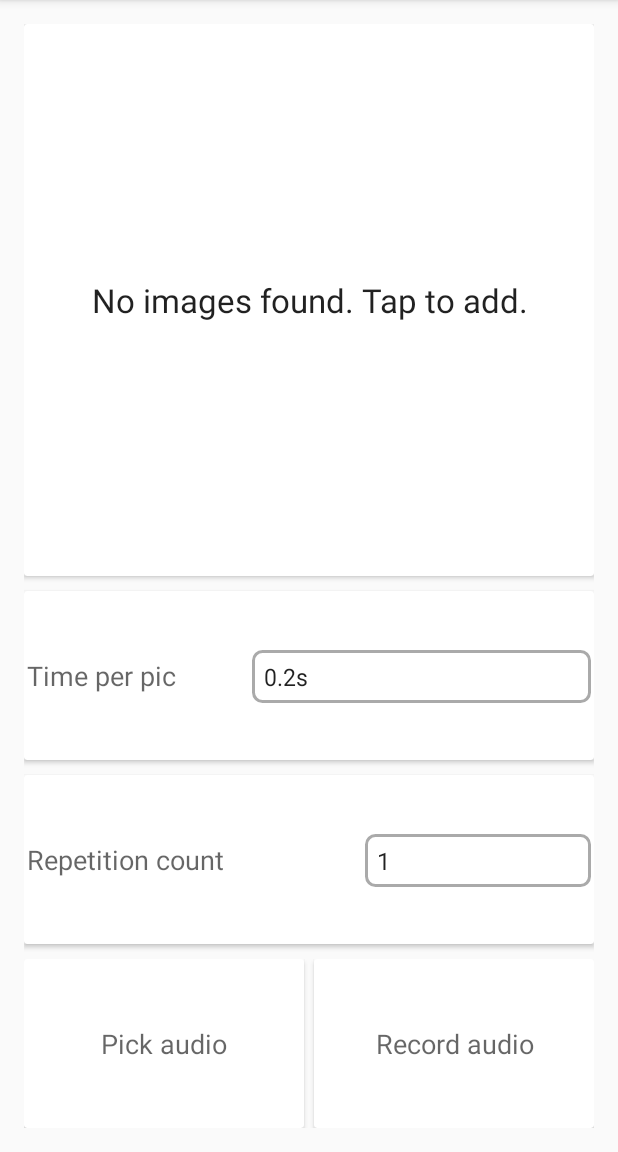
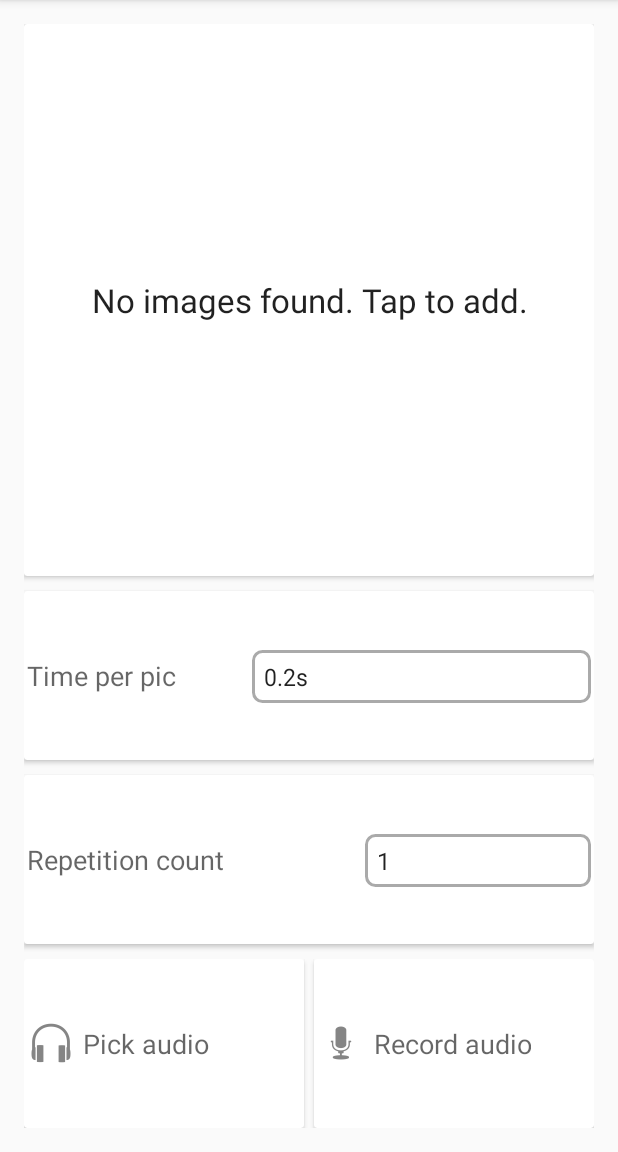
Before and after one commit to rsri/Pic2Fro, an Android app: the screen it shows after launch (MainActivity), on a phone screen of 412 x 824 dp, the part 84-1236 px from its top. Run offline under Robolectric (Android 15) with nearby library versions, the phone set to English and light mode, and no system bars.

Commit message:
Added audio icons and layout changes to include them.

```diff
--- a/app/src/main/res/layout/activity_main.xml
+++ b/app/src/main/res/layout/activity_main.xml
@@ -66,9 +66,9 @@
                 android:layout_width="match_parent"
                 android:layout_height="match_parent"
                 android:layout_gravity="center_horizontal"
+                android:orientation="horizontal"
+                android:paddingEnd="@dimen/padding"
                 android:paddingStart="@dimen/padding"
-                android:paddingEnd="@dimen/padding"
-                android:orientation="horizontal"
                 android:weightSum="5">
 
                 <TextView
@@ -82,13 +82,13 @@
                 <Spinner
                     android:id="@+id/time_spinner"
                     android:layout_width="0dp"
-                    android:spinnerMode="dropdown"
                     android:layout_height="35dp"
                     android:layout_weight="3"
                     android:background="@drawable/spinner_style"
                     android:dropDownSelector="@drawable/spinner_style"
                     android:entries="@array/times"
-                    android:gravity="center_vertical" />
+                    android:gravity="center_vertical"
+                    android:spinnerMode="dropdown" />
             </LinearLayout>
         </android.support.v7.widget.CardView>
 
@@ -102,9 +102,9 @@
                 android:layout_width="match_parent"
                 android:layout_height="match_parent"
                 android:layout_gravity="center_horizontal"
+                android:orientation="horizontal"
+                android:paddingEnd="@dimen/padding"
                 android:paddingStart="@dimen/padding"
-                android:paddingEnd="@dimen/padding"
-                android:orientation="horizontal"
                 android:weightSum="5">
 
                 <TextView
@@ -122,16 +122,16 @@
                     android:layout_weight="2"
                     android:background="@drawable/spinner_style"
                     android:entries="@array/counts"
-                    android:spinnerMode="dropdown"
-                    android:gravity="center_vertical" />
+                    android:gravity="center_vertical"
+                    android:spinnerMode="dropdown" />
             </LinearLayout>
         </android.support.v7.widget.CardView>
 
         <LinearLayout
             android:layout_width="match_parent"
             android:layout_height="0dp"
+            android:layout_marginTop="@dimen/margin_top"
             android:layout_weight="1"
-            android:layout_marginTop="@dimen/margin_top"
             android:orientation="horizontal"
             android:weightSum="4">
 
@@ -140,12 +140,25 @@
                 android:layout_height="match_parent"
                 android:layout_marginEnd="3dp"
                 android:layout_weight="2">
-                <TextView
+
+                <LinearLayout
                     android:layout_width="match_parent"
                     android:layout_height="match_parent"
+                    android:padding="@dimen/padding"
+                    android:orientation="horizontal">
+                    <ImageView
+                        android:layout_width="wrap_content"
+                        android:layout_height="wrap_content"
+                        android:src="@drawable/ic_audio_pick"
+                        android:layout_gravity="center_vertical"/>
+                    <TextView
+                        android:layout_width="wrap_content"
+                        android:layout_height="match_parent"
                         android:gravity="center"
+                        android:layout_marginStart="5dp"
                         android:text="@string/insert_audio"
                         android:textAppearance="?android:textAppearanceMedium" />
+                </LinearLayout>
             </android.support.v7.widget.CardView>
 
             <android.support.v7.widget.CardView
@@ -153,12 +166,25 @@
                 android:layout_height="match_parent"
                 android:layout_marginStart="3dp"
                 android:layout_weight="2">
+
+                <LinearLayout
+                    android:layout_width="match_parent"
+                    android:layout_height="match_parent"
+                    android:padding="@dimen/padding"
+                    android:orientation="horizontal">
+                    <ImageView
+                        android:layout_width="wrap_content"
+                        android:layout_height="wrap_content"
+                        android:src="@drawable/ic_audio_record"
+                        android:layout_gravity="center_vertical"/>
                     <TextView
-                    android:layout_width="match_parent"
+                        android:layout_width="wrap_content"
                         android:layout_height="match_parent"
                         android:gravity="center"
                         android:text="@string/record_audio"
+                        android:layout_marginStart="5dp"
                         android:textAppearance="?android:textAppearanceMedium" />
+                </LinearLayout>
             </android.support.v7.widget.CardView>
 
 
```
Also changed, not shown: app/src/main/res/drawable-hdpi/ic_audio_pick.png (added), app/src/main/res/drawable-hdpi/ic_audio_record.png (added), app/src/main/res/drawable-mdpi/ic_audio_pick.png (added), app/src/main/res/drawable-mdpi/ic_audio_record.png (added), app/src/main/res/drawable-xhdpi/ic_audio_pick.png (added), app/src/main/res/drawable-xhdpi/ic_audio_record.png (added), app/src/main/res/drawable-xxhdpi/ic_audio_pick.png (added), app/src/main/res/drawable-xxhdpi/ic_audio_record.png (added). Lines whose indentation alone changed are shown as unchanged.
